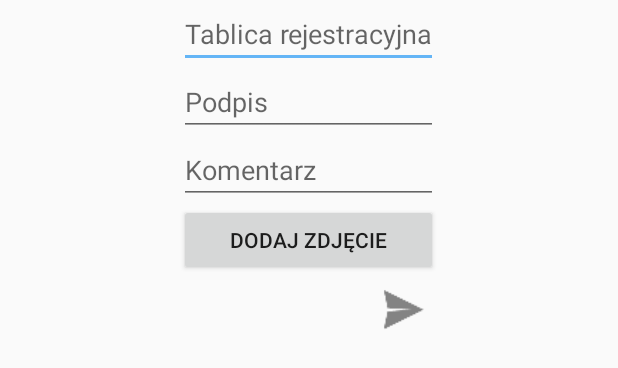
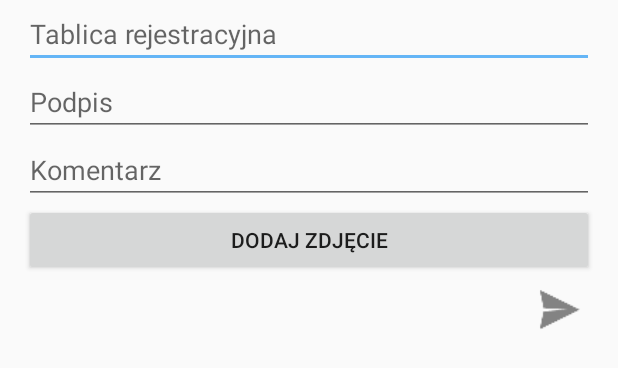
Before and after one commit to tajchert/RegistrationPlate, an Android app: the layout fragment_dialog_comment.xml on its own in the app's theme, with its tools: preview values and no code run, on a phone screen of 412 x 824 dp. Shown: the top 368 px of the screen. Run offline under Robolectric (Android 15) with nearby library versions, the phone set to English and light mode, and no system bars; plain views replace MaterialRippleLayout.

```diff
--- a/app/src/main/java/pl/tajchert/tablicarejestracyjna/FragmentDialogComment.java
+++ b/app/src/main/java/pl/tajchert/tablicarejestracyjna/FragmentDialogComment.java
@@ -154,10 +154,10 @@ public class FragmentDialogComment extends DialogFragment {
         @Override
         protected String doInBackground(String... params) {
             plateId = plateId.replace(" ", "");
-            if(image.contains("file:")){
+            if(image != null && image.contains("file:")){
                 image=image.replace("file:", "");
             }
-            APIConnect.addComment(author, plateId, content, image);
+            APIConnect.addComment(author, plateId, content, image, getActivity());
             return "Executed";
         }
 
--- a/app/src/main/res/layout/fragment_dialog_comment.xml
+++ b/app/src/main/res/layout/fragment_dialog_comment.xml
@@ -1,19 +1,19 @@
 <LinearLayout xmlns:android="http://schemas.android.com/apk/res/android"
     xmlns:app="http://schemas.android.com/apk/res-auto"
-    android:layout_width="wrap_content"
+    android:layout_width="match_parent"
     android:layout_height="wrap_content"
     android:orientation="vertical"
-    android:layout_gravity="center_horizontal|top"
-    android:paddingLeft="@dimen/activity_horizontal_margin"
-    android:paddingRight="@dimen/activity_horizontal_margin">
+    android:layout_gravity="center_horizontal|top">
 
     <ScrollView
-        android:layout_width="wrap_content"
+        android:layout_width="match_parent"
         android:layout_height="wrap_content">
 
         <LinearLayout
-            android:layout_width="wrap_content"
+            android:layout_width="match_parent"
             android:layout_height="wrap_content"
+            android:paddingLeft="@dimen/activity_horizontal_margin"
+            android:paddingRight="@dimen/activity_horizontal_margin"
             android:orientation="vertical">
 
             <EditText
@@ -40,6 +40,7 @@
                 android:id="@+id/imageSelected"
                 android:layout_width="200dp"
                 android:layout_height="200dp"
+                android:contentDescription="podglad wybranego zdjecia"
                 android:layout_gravity="center"
                 android:visibility="gone" />
 
```
Also changed, not shown: app/build.gradle (+4 -3 lines), app/src/main/assets/crashlytics-build.properties (added, +11 -0 lines), app/src/main/java/pl/tajchert/tablicarejestracyjna/MainSearchActivity.java (+27 -0 lines), app/src/main/java/pl/tajchert/tablicarejestracyjna/api/APIConnect.java (+10 -1 lines), app/src/main/java/pl/tajchert/tablicarejestracyjna/api/EventPostCommentResult.java (added, +12 -0 lines), 2 other files.
